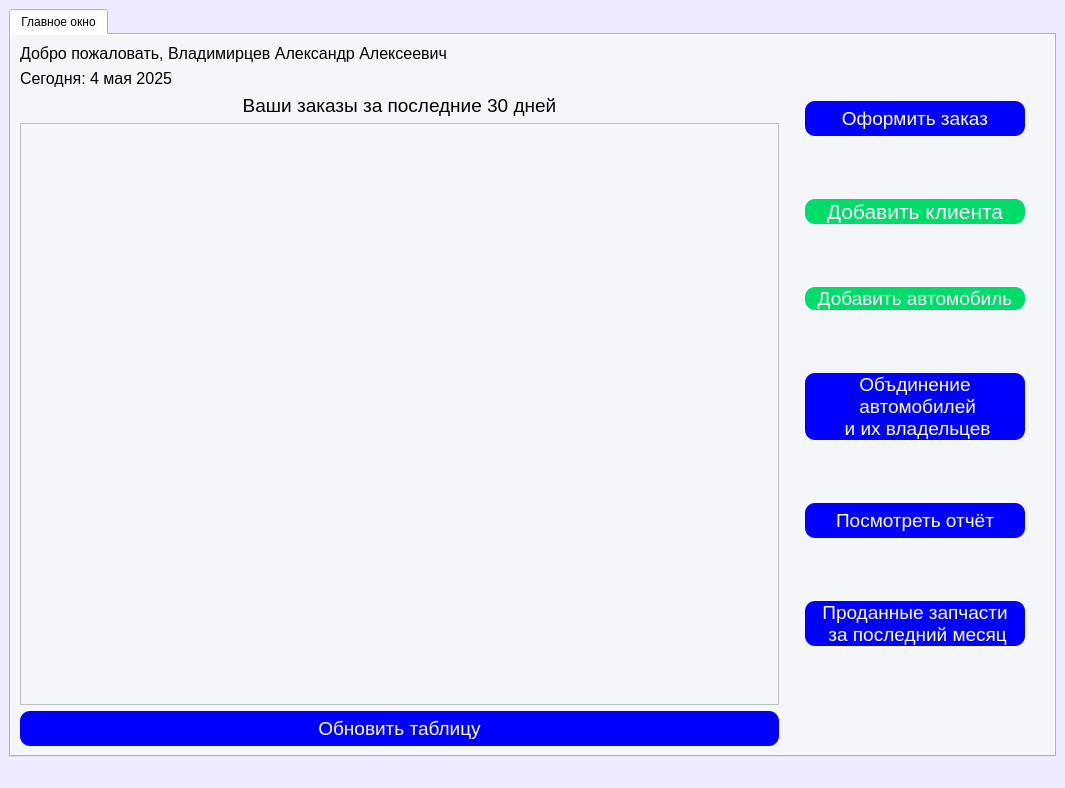
This is ui/mainwindow_admin.ui in Mostov2005/SQL_car_service as Qt 5 draws it before an edit. The edited form follows.
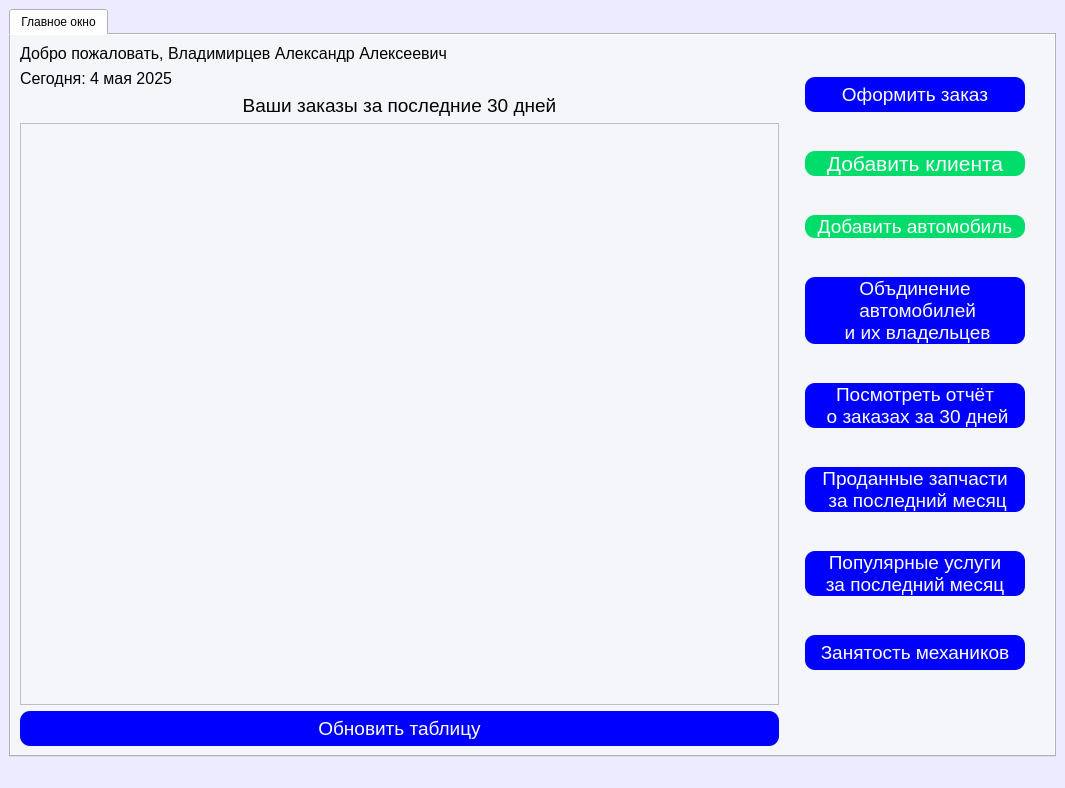
This is the edited form.

Commit message: report_services.py - отчёт об оказанных услугах за последний месяц

What changed in the file:
```diff
--- a/ui/mainwindow_admin.ui
+++ b/ui/mainwindow_admin.ui
@@ -1047,7 +1047,8 @@
 </string>
             </property>
             <property name="text">
-             <string>Посмотреть отчёт</string>
+             <string>Посмотреть отчёт
+ о заказах за 30 дней</string>
             </property>
            </widget>
           </item>
@@ -1254,6 +1255,411 @@
             </property>
            </widget>
           </item>
+          <item>
+           <widget class="QPushButton" name="report_service_btn">
+            <property name="minimumSize">
+             <size>
+              <width>220</width>
+              <height>35</height>
+             </size>
+            </property>
+            <property name="palette">
+             <palette>
+              <active>
+               <colorrole role="WindowText">
+                <brush brushstyle="SolidPattern">
+                 <color alpha="255">
+                  <red>255</red>
+                  <green>255</green>
+                  <blue>255</blue>
+                 </color>
+                </brush>
+               </colorrole>
+               <colorrole role="Button">
+                <brush brushstyle="SolidPattern">
+                 <color alpha="255">
+                  <red>0</red>
+                  <green>0</green>
+                  <blue>255</blue>
+                 </color>
+                </brush>
+               </colorrole>
+               <colorrole role="Text">
+                <brush brushstyle="SolidPattern">
+                 <color alpha="255">
+                  <red>255</red>
+                  <green>255</green>
+                  <blue>255</blue>
+                 </color>
+                </brush>
+               </colorrole>
+               <colorrole role="ButtonText">
+                <brush brushstyle="SolidPattern">
+                 <color alpha="255">
+                  <red>255</red>
+                  <green>255</green>
+                  <blue>255</blue>
+                 </color>
+                </brush>
+               </colorrole>
+               <colorrole role="Base">
+                <brush brushstyle="SolidPattern">
+                 <color alpha="255">
+                  <red>0</red>
+                  <green>0</green>
+                  <blue>255</blue>
+                 </color>
+                </brush>
+               </colorrole>
+               <colorrole role="Window">
+                <brush brushstyle="SolidPattern">
+                 <color alpha="255">
+                  <red>0</red>
+                  <green>0</green>
+                  <blue>255</blue>
+                 </color>
+                </brush>
+               </colorrole>
+              </active>
+              <inactive>
+               <colorrole role="WindowText">
+                <brush brushstyle="SolidPattern">
+                 <color alpha="255">
+                  <red>255</red>
+                  <green>255</green>
+                  <blue>255</blue>
+                 </color>
+                </brush>
+               </colorrole>
+               <colorrole role="Button">
+                <brush brushstyle="SolidPattern">
+                 <color alpha="255">
+                  <red>0</red>
+                  <green>0</green>
+                  <blue>255</blue>
+                 </color>
+                </brush>
+               </colorrole>
+               <colorrole role="Text">
+                <brush brushstyle="SolidPattern">
+                 <color alpha="255">
+                  <red>255</red>
+                  <green>255</green>
+                  <blue>255</blue>
+                 </color>
+                </brush>
+               </colorrole>
+               <colorrole role="ButtonText">
+                <brush brushstyle="SolidPattern">
+                 <color alpha="255">
+                  <red>255</red>
+                  <green>255</green>
+                  <blue>255</blue>
+                 </color>
+                </brush>
+               </colorrole>
+               <colorrole role="Base">
+                <brush brushstyle="SolidPattern">
+                 <color alpha="255">
+                  <red>0</red>
+                  <green>0</green>
+                  <blue>255</blue>
+                 </color>
+                </brush>
+               </colorrole>
+               <colorrole role="Window">
+                <brush brushstyle="SolidPattern">
+                 <color alpha="255">
+                  <red>0</red>
+                  <green>0</green>
+                  <blue>255</blue>
+                 </color>
+                </brush>
+               </colorrole>
+              </inactive>
+              <disabled>
+               <colorrole role="WindowText">
+                <brush brushstyle="SolidPattern">
+                 <color alpha="255">
+                  <red>255</red>
+                  <green>255</green>
+                  <blue>255</blue>
+                 </color>
+                </brush>
+               </colorrole>
+               <colorrole role="Button">
+                <brush brushstyle="SolidPattern">
+                 <color alpha="255">
+                  <red>0</red>
+                  <green>0</green>
+                  <blue>255</blue>
+                 </color>
+                </brush>
+               </colorrole>
+               <colorrole role="Text">
+                <brush brushstyle="SolidPattern">
+                 <color alpha="255">
+                  <red>255</red>
+                  <green>255</green>
+                  <blue>255</blue>
+                 </color>
+                </brush>
+               </colorrole>
+               <colorrole role="ButtonText">
+                <brush brushstyle="SolidPattern">
+                 <color alpha="255">
+                  <red>255</red>
+                  <green>255</green>
+                  <blue>255</blue>
+                 </color>
+                </brush>
+               </colorrole>
+               <colorrole role="Base">
+                <brush brushstyle="SolidPattern">
+                 <color alpha="255">
+                  <red>0</red>
+                  <green>0</green>
+                  <blue>255</blue>
+                 </color>
+                </brush>
+               </colorrole>
+               <colorrole role="Window">
+                <brush brushstyle="SolidPattern">
+                 <color alpha="255">
+                  <red>0</red>
+                  <green>0</green>
+                  <blue>255</blue>
+                 </color>
+                </brush>
+               </colorrole>
+              </disabled>
+             </palette>
+            </property>
+            <property name="font">
+             <font>
+              <pointsize>14</pointsize>
+             </font>
+            </property>
+            <property name="styleSheet">
+             <string notr="true">#report_service_btn {
+   background-color:rgb(0, 0, 255); /* Цвет фона кнопки */
+    border-radius: 10px; /* Устанавливаем радиус закругления углов */
+    color: white; /* Цвет текста кнопки */
+}
+#report_service_btn:hover {
+                background-color: rgb(0, 0, 158)
+}
+
+</string>
+            </property>
+            <property name="text">
+             <string>Популярные услуги
+за последний месяц</string>
+            </property>
+           </widget>
+          </item>
+          <item>
+           <widget class="QPushButton" name="report_mechanic_btn">
+            <property name="minimumSize">
+             <size>
+              <width>220</width>
+              <height>35</height>
+             </size>
+            </property>
+            <property name="palette">
+             <palette>
+              <active>
+               <colorrole role="WindowText">
+                <brush brushstyle="SolidPattern">
+                 <color alpha="255">
+                  <red>255</red>
+                  <green>255</green>
+                  <blue>255</blue>
+                 </color>
+                </brush>
+               </colorrole>
+               <colorrole role="Button">
+                <brush brushstyle="SolidPattern">
+                 <color alpha="255">
+                  <red>0</red>
+                  <green>0</green>
+                  <blue>255</blue>
+                 </color>
+                </brush>
+               </colorrole>
+               <colorrole role="Text">
+                <brush brushstyle="SolidPattern">
+                 <color alpha="255">
+                  <red>255</red>
+                  <green>255</green>
+                  <blue>255</blue>
+                 </color>
+                </brush>
+               </colorrole>
+               <colorrole role="ButtonText">
+                <brush brushstyle="SolidPattern">
+                 <color alpha="255">
+                  <red>255</red>
+                  <green>255</green>
+                  <blue>255</blue>
+                 </color>
+                </brush>
+               </colorrole>
+               <colorrole role="Base">
+                <brush brushstyle="SolidPattern">
+                 <color alpha="255">
+                  <red>0</red>
+                  <green>0</green>
+                  <blue>255</blue>
+                 </color>
+                </brush>
+               </colorrole>
+               <colorrole role="Window">
+                <brush brushstyle="SolidPattern">
+                 <color alpha="255">
+                  <red>0</red>
+                  <green>0</green>
+                  <blue>255</blue>
+                 </color>
+                </brush>
+               </colorrole>
+              </active>
+              <inactive>
+               <colorrole role="WindowText">
+                <brush brushstyle="SolidPattern">
+                 <color alpha="255">
+                  <red>255</red>
+                  <green>255</green>
+                  <blue>255</blue>
+                 </color>
+                </brush>
+               </colorrole>
+               <colorrole role="Button">
+                <brush brushstyle="SolidPattern">
+                 <color alpha="255">
+                  <red>0</red>
+                  <green>0</green>
+                  <blue>255</blue>
+                 </color>
+                </brush>
+               </colorrole>
+               <colorrole role="Text">
+                <brush brushstyle="SolidPattern">
+                 <color alpha="255">
+                  <red>255</red>
+                  <green>255</green>
+                  <blue>255</blue>
+                 </color>
+                </brush>
+               </colorrole>
+               <colorrole role="ButtonText">
+                <brush brushstyle="SolidPattern">
+                 <color alpha="255">
+                  <red>255</red>
+                  <green>255</green>
+                  <blue>255</blue>
+                 </color>
+                </brush>
+               </colorrole>
+               <colorrole role="Base">
+                <brush brushstyle="SolidPattern">
+                 <color alpha="255">
+                  <red>0</red>
+                  <green>0</green>
+                  <blue>255</blue>
+                 </color>
+                </brush>
+               </colorrole>
+               <colorrole role="Window">
+                <brush brushstyle="SolidPattern">
+                 <color alpha="255">
+                  <red>0</red>
+                  <green>0</green>
+                  <blue>255</blue>
+                 </color>
+                </brush>
+               </colorrole>
+              </inactive>
+              <disabled>
+               <colorrole role="WindowText">
+                <brush brushstyle="SolidPattern">
+                 <color alpha="255">
+                  <red>255</red>
+                  <green>255</green>
+                  <blue>255</blue>
+                 </color>
+                </brush>
+               </colorrole>
+               <colorrole role="Button">
+                <brush brushstyle="SolidPattern">
+                 <color alpha="255">
+                  <red>0</red>
+                  <green>0</green>
+                  <blue>255</blue>
+                 </color>
+                </brush>
+               </colorrole>
+               <colorrole role="Text">
+                <brush brushstyle="SolidPattern">
+                 <color alpha="255">
+                  <red>255</red>
+                  <green>255</green>
+                  <blue>255</blue>
+                 </color>
+                </brush>
+               </colorrole>
+               <colorrole role="ButtonText">
+                <brush brushstyle="SolidPattern">
+                 <color alpha="255">
+                  <red>255</red>
+                  <green>255</green>
+                  <blue>255</blue>
+                 </color>
+                </brush>
+               </colorrole>
+               <colorrole role="Base">
+                <brush brushstyle="SolidPattern">
+                 <color alpha="255">
+                  <red>0</red>
+                  <green>0</green>
+                  <blue>255</blue>
+                 </color>
+                </brush>
+               </colorrole>
+               <colorrole role="Window">
+                <brush brushstyle="SolidPattern">
+                 <color alpha="255">
+                  <red>0</red>
+                  <green>0</green>
+                  <blue>255</blue>
+                 </color>
+                </brush>
+               </colorrole>
+              </disabled>
+             </palette>
+            </property>
+            <property name="font">
+             <font>
+              <pointsize>14</pointsize>
+             </font>
+            </property>
+            <property name="styleSheet">
+             <string notr="true">#report_mechanic_btn {
+   background-color:rgb(0, 0, 255); /* Цвет фона кнопки */
+    border-radius: 10px; /* Устанавливаем радиус закругления углов */
+    color: white; /* Цвет текста кнопки */
+}
+#report_mechanic_btn:hover {
+                background-color: rgb(0, 0, 158)
+}
+
+</string>
+            </property>
+            <property name="text">
+             <string>Занятость механиков</string>
+            </property>
+           </widget>
+          </item>
          </layout>
         </item>
         <item row="0" column="0">
```
The commit also changes 3 other files.
